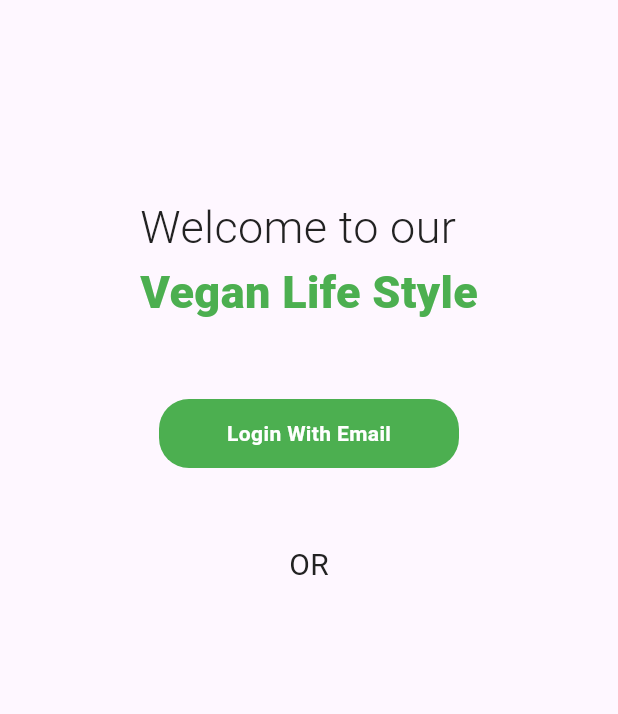
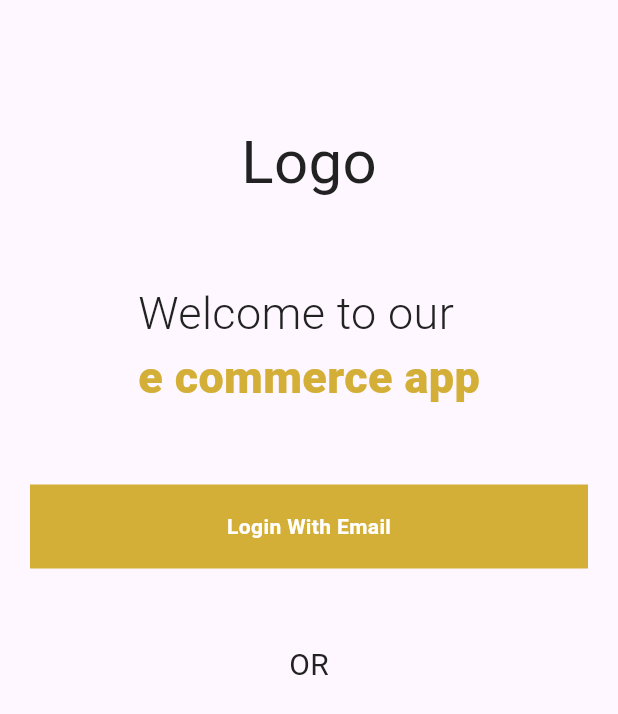
Before and after one commit to Hasnainhai/Ecommerece, a Flutter app: the LoginOrSignUp screen opened directly, on a phone screen of 412 x 824 dp. Shown: the top 714 px of the screen. Run offline on Flutter 3.47's test engine with Material 3 defaults, Android fonts, the phone set to English and light mode, and no system bars; our stand-ins replace another_flushbar, fluttertoast, percent_indicator, shared_preferences; accounts and stored records are empty; Roboto replaces fonts that are missing (CenturyGothic).

Commit message:
changes to fix the issues in the loginorsigin screen

```diff
--- a/lib/res/components/rounded_button.dart
+++ b/lib/res/components/rounded_button.dart
@@ -17,11 +17,11 @@ class RoundedButton extends StatelessWidget {
     return InkWell(
       onTap: onpress,
       child: Container(
-        height: 46.0,
-        width: 200.0,
+        height: 56.0,
+        width: MediaQuery.of(context).size.width,
         decoration: BoxDecoration(
-          borderRadius: BorderRadius.circular(20.0),
-          color: AppColor.buttonColor,
+          borderRadius: BorderRadius.circular(0.0),
+          color: AppColor.primaryColor,
         ),
         child: Center(
           child: loading
--- a/lib/utils/routes/routes.dart
+++ b/lib/utils/routes/routes.dart
@@ -1,4 +1,5 @@
 import 'package:ecommerece/utils/routes/routes_name.dart';
+import 'package:ecommerece/view/Account/loginorsigin_view.dart';
 import 'package:ecommerece/view/Onboardings/onboarding1.dart';
 import 'package:ecommerece/view/Onboardings/onboarding3.dart';
 import 'package:ecommerece/view/Onboardings/onbording2.dart';
@@ -33,6 +34,8 @@ class Routes {
       case RoutesName.onboarding3:
         return MaterialPageRoute(
             builder: (BuildContext context) => const OnBordingScreen3());
+      case RoutesName.loginorsigin:
+        return MaterialPageRoute(builder: (c) => const LoginOrSignUp());
       default:
         return MaterialPageRoute(builder: (_) {
           return const Scaffold(
--- a/lib/utils/routes/routes_name.dart
+++ b/lib/utils/routes/routes_name.dart
@@ -5,8 +5,8 @@ class RoutesName {
   static const String signUp = 'Sign_up';
 
   static const String onboarding1 = 'onboarding1';
-    static const String onboarding2 = 'onboarding2';
+  static const String onboarding2 = 'onboarding2';
 
   static const String onboarding3 = 'onboarding3';
-
+  static const String loginorsigin = 'loginorsigin';
 }
--- a/lib/view/Account/loginorsigin_view.dart
+++ b/lib/view/Account/loginorsigin_view.dart
@@ -20,6 +20,8 @@ class _LoginOrSignUpState extends State<LoginOrSignUp> {
     return Scaffold(
       body: SafeArea(
         child: Center(
+            child: Padding(
+          padding: const EdgeInsets.only(left: 20.0, right: 20),
           child: Column(
             children: <Widget>[
               const VerticalSpeacing(80.0),
@@ -34,6 +36,15 @@ class _LoginOrSignUpState extends State<LoginOrSignUp> {
               //     ),
               //   ),
               // ),
+              const Text(
+                'Logo',
+                style: TextStyle(
+                  fontFamily: 'CenturyGothic',
+                  fontSize: 40,
+                  fontWeight: FontWeight.w400,
+                  color: AppColor.fontColor,
+                ),
+              ),
               const VerticalSpeacing(50.0),
               const Center(
                 child: Text.rich(
@@ -47,10 +58,10 @@ class _LoginOrSignUpState extends State<LoginOrSignUp> {
                     ),
                     children: <TextSpan>[
                       TextSpan(
-                      text: 'Vegan Life Style',
+                        text: 'e commerce app',
                         style: TextStyle(
                             fontFamily: 'CenturyGothic',
-                          color: AppColor.buttonColor,
+                            color: AppColor.primaryColor,
                             fontWeight: FontWeight.w800,
                             fontSize: 30.0),
                       ),
@@ -82,6 +93,7 @@ class _LoginOrSignUpState extends State<LoginOrSignUp> {
                 // ),
               ),
             ],
+          ),
         )),
       ),
     );
--- a/lib/view/Onboardings/onboarding3.dart
+++ b/lib/view/Onboardings/onboarding3.dart
@@ -1,3 +1,4 @@
+import 'package:ecommerece/utils/routes/routes_name.dart';
 import 'package:flutter/material.dart';
 
 import '../../res/components/colors.dart';
@@ -55,7 +56,10 @@ class OnBordingScreen3 extends StatelessWidget {
                 OnButton(
                   progress: 1.0,
                   onTap: () {
-                    // Navigator.pushNamed(context, RoutesName.loginorsiginscreen);
+                    Navigator.pushNamed(
+                      context,
+                      RoutesName.loginorsigin,
+                    );
                   },
                 ),
               ],
```
Lines whose indentation alone changed are shown as unchanged.
